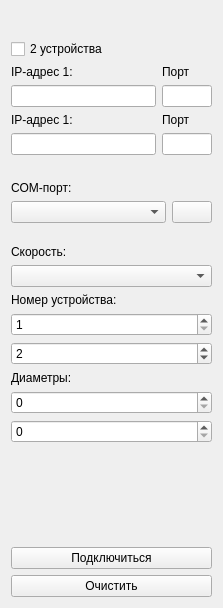
cotara/ZASIViewer, file connectionpanel.ui: the form before one commit.
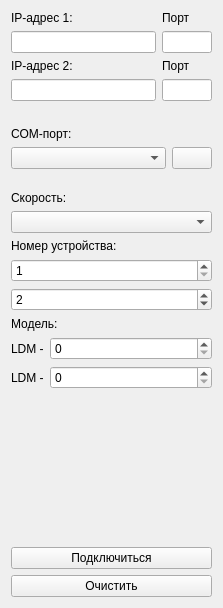
The form after the commit. Icons and pictures are not drawn.

```diff
--- a/connectionpanel.ui
+++ b/connectionpanel.ui
@@ -14,202 +14,14 @@
    <string>Form</string>
   </property>
   <layout class="QGridLayout" name="gridLayout">
-   <item row="10" column="0">
-    <layout class="QHBoxLayout" name="horizontalLayout_2">
-     <item>
-      <widget class="QComboBox" name="portsBox"/>
-     </item>
-     <item>
-      <widget class="QPushButton" name="updAvblPortsButt">
-       <property name="sizePolicy">
-        <sizepolicy hsizetype="Fixed" vsizetype="Fixed">
-         <horstretch>0</horstretch>
-         <verstretch>0</verstretch>
-        </sizepolicy>
-       </property>
-       <property name="text">
-        <string/>
-       </property>
-       <property name="icon">
-        <iconset resource="res.qrc">
-         <normaloff>:/res/refresh.png</normaloff>:/res/refresh.png</iconset>
-       </property>
-      </widget>
-     </item>
-    </layout>
-   </item>
-   <item row="9" column="0">
-    <widget class="QLabel" name="Portslabel">
-     <property name="text">
-      <string>COM-порт:</string>
-     </property>
-    </widget>
-   </item>
-   <item row="18" column="0">
-    <widget class="QSpinBox" name="diamSpinBox1"/>
-   </item>
-   <item row="22" column="0">
-    <widget class="QPushButton" name="connectButton">
-     <property name="text">
-      <string>Подключиться</string>
-     </property>
-    </widget>
-   </item>
-   <item row="2" column="0">
-    <layout class="QHBoxLayout" name="horizontalLayout">
-     <item>
-      <spacer name="horizontalSpacer">
-       <property name="orientation">
-        <enum>Qt::Horizontal</enum>
-       </property>
-       <property name="sizeHint" stdset="0">
-        <size>
-         <width>40</width>
-         <height>20</height>
-        </size>
-       </property>
-      </spacer>
-     </item>
-     <item>
-      <widget class="QPushButton" name="m_switch">
-       <property name="palette">
-        <palette>
-         <active>
-          <colorrole role="Highlight">
-           <brush brushstyle="SolidPattern">
-            <color alpha="255">
-             <red>255</red>
-             <green>255</green>
-             <blue>255</blue>
-            </color>
-           </brush>
-          </colorrole>
-          <colorrole role="HighlightedText">
-           <brush brushstyle="SolidPattern">
-            <color alpha="255">
-             <red>255</red>
-             <green>255</green>
-             <blue>255</blue>
-            </color>
-           </brush>
-          </colorrole>
-         </active>
-         <inactive>
-          <colorrole role="Highlight">
-           <brush brushstyle="SolidPattern">
-            <color alpha="255">
-             <red>255</red>
-             <green>255</green>
-             <blue>255</blue>
-            </color>
-           </brush>
-          </colorrole>
-          <colorrole role="HighlightedText">
-           <brush brushstyle="SolidPattern">
-            <color alpha="255">
-             <red>255</red>
-             <green>255</green>
-             <blue>255</blue>
-            </color>
-           </brush>
-          </colorrole>
-         </inactive>
-         <disabled>
-          <colorrole role="Highlight">
-           <brush brushstyle="SolidPattern">
-            <color alpha="255">
-             <red>255</red>
-             <green>255</green>
-             <blue>255</blue>
-            </color>
-           </brush>
-          </colorrole>
-          <colorrole role="HighlightedText">
-           <brush brushstyle="SolidPattern">
-            <color alpha="255">
-             <red>255</red>
-             <green>255</green>
-             <blue>255</blue>
-            </color>
-           </brush>
-          </colorrole>
-         </disabled>
-        </palette>
-       </property>
-       <property name="mouseTracking">
-        <bool>false</bool>
-       </property>
-       <property name="tabletTracking">
-        <bool>false</bool>
-       </property>
-       <property name="focusPolicy">
-        <enum>Qt::StrongFocus</enum>
-       </property>
-       <property name="autoFillBackground">
-        <bool>true</bool>
-       </property>
-       <property name="styleSheet">
-        <string notr="true">selection-color: rgb(255, 255, 255);
-selection-background-color: rgb(255, 255, 255);</string>
-       </property>
-       <property name="text">
-        <string/>
-       </property>
-       <property name="icon">
-        <iconset resource="res.qrc">
-         <normaloff>:/res/switch1.png</normaloff>
-         <normalon>:/res/switch2.png</normalon>:/res/switch1.png</iconset>
-       </property>
-       <property name="iconSize">
-        <size>
-         <width>40</width>
-         <height>26</height>
-        </size>
-       </property>
-       <property name="checkable">
-        <bool>true</bool>
-       </property>
-       <property name="autoDefault">
-        <bool>true</bool>
-       </property>
-       <property name="default">
-        <bool>false</bool>
-       </property>
-       <property name="flat">
-        <bool>true</bool>
-       </property>
-      </widget>
-     </item>
-    </layout>
-   </item>
    <item row="12" column="0">
-    <widget class="QLabel" name="SpdLabel">
+    <widget class="QLabel" name="DevNumlabel">
      <property name="text">
-      <string>Скорость:</string>
+      <string>Номер устройства:</string>
      </property>
     </widget>
    </item>
-   <item row="8" column="0">
-    <widget class="QLabel" name="socketStateLabel">
-     <property name="text">
-      <string/>
-     </property>
-    </widget>
-   </item>
-   <item row="16" column="0">
-    <widget class="QSpinBox" name="deviceNumLine2">
-     <property name="minimum">
-      <number>1</number>
-     </property>
-     <property name="maximum">
-      <number>250</number>
-     </property>
-     <property name="value">
-      <number>2</number>
-     </property>
-    </widget>
-   </item>
-   <item row="4" column="0">
+   <item row="2" column="0">
     <layout class="QHBoxLayout" name="horizontalLayout_3">
      <item>
       <layout class="QVBoxLayout" name="verticalLayout_2">
@@ -270,7 +82,31 @@
      </property>
     </widget>
    </item>
-   <item row="15" column="0">
+   <item row="10" column="0">
+    <widget class="QLabel" name="SpdLabel">
+     <property name="text">
+      <string>Скорость:</string>
+     </property>
+    </widget>
+   </item>
+   <item row="21" column="0">
+    <widget class="QPushButton" name="connectButton">
+     <property name="text">
+      <string>Подключиться</string>
+     </property>
+    </widget>
+   </item>
+   <item row="6" column="0">
+    <widget class="QLabel" name="socketStateLabel">
+     <property name="text">
+      <string/>
+     </property>
+    </widget>
+   </item>
+   <item row="11" column="0">
+    <widget class="QComboBox" name="spdBox"/>
+   </item>
+   <item row="13" column="0">
     <widget class="QSpinBox" name="deviceNumLine">
      <property name="minimum">
       <number>1</number>
@@ -280,53 +116,51 @@
      </property>
     </widget>
    </item>
+   <item row="8" column="0">
+    <layout class="QHBoxLayout" name="horizontalLayout_2">
+     <item>
+      <widget class="QComboBox" name="portsBox"/>
+     </item>
+     <item>
+      <widget class="QPushButton" name="updAvblPortsButt">
+       <property name="sizePolicy">
+        <sizepolicy hsizetype="Fixed" vsizetype="Fixed">
+         <horstretch>0</horstretch>
+         <verstretch>0</verstretch>
+        </sizepolicy>
+       </property>
+       <property name="text">
+        <string/>
+       </property>
+       <property name="icon">
+        <iconset resource="res.qrc">
+         <normaloff>:/res/refresh.png</normaloff>:/res/refresh.png</iconset>
+       </property>
+      </widget>
+     </item>
+    </layout>
+   </item>
+   <item row="7" column="0">
+    <widget class="QLabel" name="Portslabel">
+     <property name="text">
+      <string>COM-порт:</string>
+     </property>
+    </widget>
+   </item>
    <item row="14" column="0">
-    <widget class="QLabel" name="DevNumlabel">
-     <property name="text">
-      <string>Номер устройства:</string>
+    <widget class="QSpinBox" name="deviceNumLine2">
+     <property name="minimum">
+      <number>1</number>
      </property>
-    </widget>
-   </item>
-   <item row="20" column="0">
-    <spacer name="verticalSpacer">
-     <property name="orientation">
-      <enum>Qt::Vertical</enum>
+     <property name="maximum">
+      <number>250</number>
      </property>
-     <property name="sizeHint" stdset="0">
-      <size>
-       <width>20</width>
-       <height>40</height>
-      </size>
+     <property name="value">
+      <number>2</number>
      </property>
-    </spacer>
-   </item>
-   <item row="3" column="0">
-    <widget class="QCheckBox" name="oneTwoCheck">
-     <property name="enabled">
-      <bool>true</bool>
-     </property>
-     <property name="text">
-      <string>2 устройства</string>
-     </property>
-     <property name="checked">
-      <bool>false</bool>
-     </property>
-     <property name="tristate">
-      <bool>false</bool>
-     </property>
     </widget>
    </item>
-   <item row="17" column="0">
-    <widget class="QLabel" name="label">
-     <property name="text">
-      <string>Диаметры:</string>
-     </property>
-    </widget>
-   </item>
-   <item row="13" column="0">
-    <widget class="QComboBox" name="spdBox"/>
-   </item>
-   <item row="11" column="0">
+   <item row="9" column="0">
     <widget class="QLabel" name="dscrLabel">
      <property name="font">
       <font>
@@ -348,14 +182,67 @@
      </property>
     </widget>
    </item>
-   <item row="5" column="0">
+   <item row="19" column="0">
+    <spacer name="verticalSpacer">
+     <property name="orientation">
+      <enum>Qt::Vertical</enum>
+     </property>
+     <property name="sizeHint" stdset="0">
+      <size>
+       <width>20</width>
+       <height>40</height>
+      </size>
+     </property>
+    </spacer>
+   </item>
+   <item row="17" column="0">
+    <layout class="QHBoxLayout" name="horizontalLayout_6">
+     <item>
+      <widget class="QLabel" name="ldm2_label">
+       <property name="sizePolicy">
+        <sizepolicy hsizetype="Fixed" vsizetype="Preferred">
+         <horstretch>0</horstretch>
+         <verstretch>0</verstretch>
+        </sizepolicy>
+       </property>
+       <property name="text">
+        <string>LDM -</string>
+       </property>
+      </widget>
+     </item>
+     <item>
+      <widget class="QSpinBox" name="diamSpinBox2"/>
+     </item>
+    </layout>
+   </item>
+   <item row="16" column="0">
+    <layout class="QHBoxLayout" name="horizontalLayout_4">
+     <item>
+      <widget class="QLabel" name="label_2">
+       <property name="sizePolicy">
+        <sizepolicy hsizetype="Fixed" vsizetype="Preferred">
+         <horstretch>0</horstretch>
+         <verstretch>0</verstretch>
+        </sizepolicy>
+       </property>
+       <property name="text">
+        <string>LDM -</string>
+       </property>
+      </widget>
+     </item>
+     <item>
+      <widget class="QSpinBox" name="diamSpinBox1"/>
+     </item>
+    </layout>
+   </item>
+   <item row="3" column="0">
     <layout class="QHBoxLayout" name="horizontalLayout_5">
      <item>
       <layout class="QVBoxLayout" name="verticalLayout_4">
        <item>
         <widget class="QLabel" name="IPlabel2">
          <property name="text">
-          <string>IP-адрес 1:</string>
+          <string>IP-адрес 2:</string>
          </property>
         </widget>
        </item>
@@ -399,8 +286,12 @@
      </item>
     </layout>
    </item>
-   <item row="19" column="0">
-    <widget class="QSpinBox" name="diamSpinBox2"/>
+   <item row="15" column="0">
+    <widget class="QLabel" name="label">
+     <property name="text">
+      <string>Модель:</string>
+     </property>
+    </widget>
    </item>
   </layout>
  </widget>
```
Left out of the diff: 2 changed lines with no effect on the pictures.
